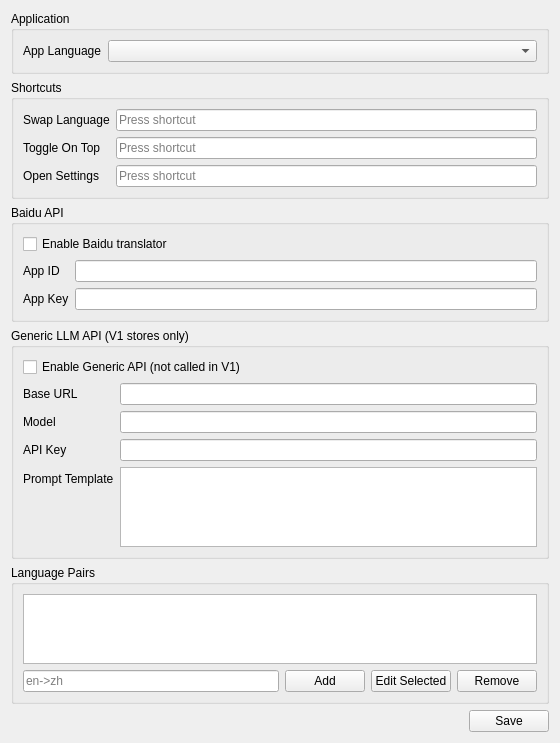
yangye1234/OpenTranslate, file settingswidget.ui: the form before one commit.
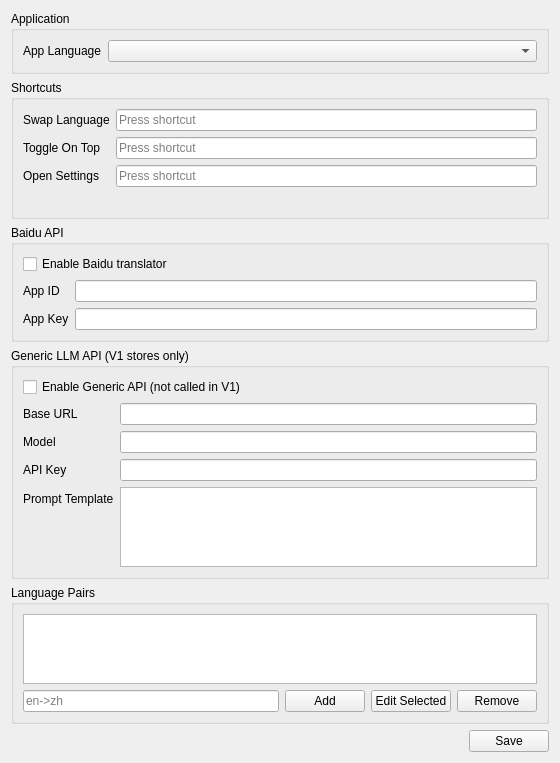
The form after the commit.

Commit message: fix(cache-hotkey): support bidirectional cache and stabilize shortcut setup

Diff of the .ui file:
```diff
--- a/settingswidget.ui
+++ b/settingswidget.ui
@@ -69,6 +69,16 @@
       <item row="2" column="1">
        <widget class="QKeySequenceEdit" name="settingsShortcutEdit"/>
       </item>
+      <item row="3" column="0" colspan="2">
+       <widget class="QLabel" name="hotkeyStatusLabel">
+        <property name="text">
+         <string/>
+        </property>
+        <property name="wordWrap">
+         <bool>true</bool>
+        </property>
+       </widget>
+      </item>
      </layout>
     </widget>
    </item>
```
The commit also changes 7 other files.
